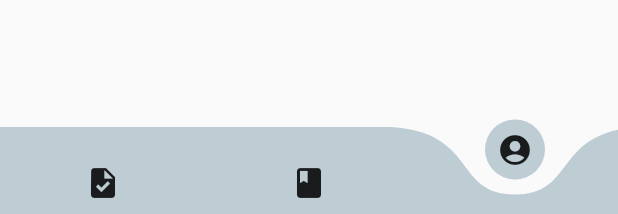
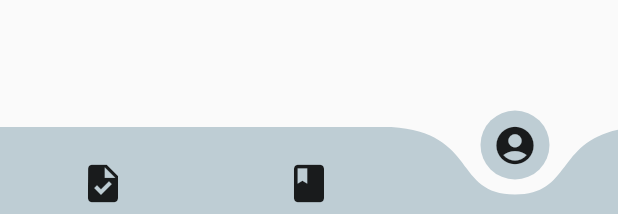
Before and after one commit to cepdnaclk/e19-co227-digital-reporting-of-technical-visits, a Flutter app: the NavBar widget shown alone on an empty page, opened directly with empty values, item 3 of the bottom bar chosen, on a phone screen of 412 x 824 dp. Shown: the part 1019-1233 px from the top of the screen. Run offline on Flutter 3.47's test engine with Material 2 defaults, Android fonts, the phone set to English and light mode, and no system bars; drawn by our look-alikes of curved_navigation_bar; our stand-ins replace animate_do, device_preview, firebase_auth, firebase_core, form_field_validator, google_sign_in and 2 more; accounts and stored records are empty; network calls fail.

Commit message:
Update bottom_navigation.dart

```diff
--- a/mobile-app/visitlog/lib/Widgets/bottom_navigation.dart
+++ b/mobile-app/visitlog/lib/Widgets/bottom_navigation.dart
@@ -22,10 +22,10 @@ class NavBar extends StatelessWidget {
       onTap: (index) {
         selectedItem(context, index);
       },
-      items: [
-        Icon(Icons.task),
-        Icon(Icons.book),
-        Icon(Icons.account_circle),
+      items: const [
+        Icon(Icons.task,size: 30,),
+        Icon(Icons.book,size: 30,),
+        Icon(Icons.account_circle,size: 30,),
       ],
     );
   }
```
